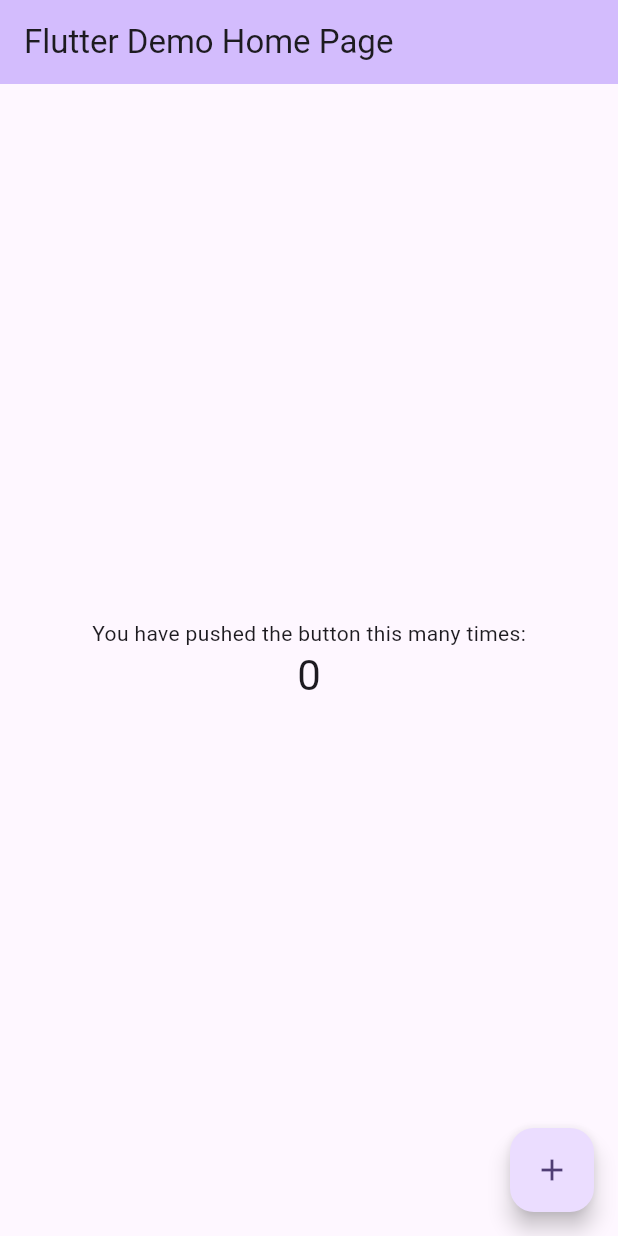
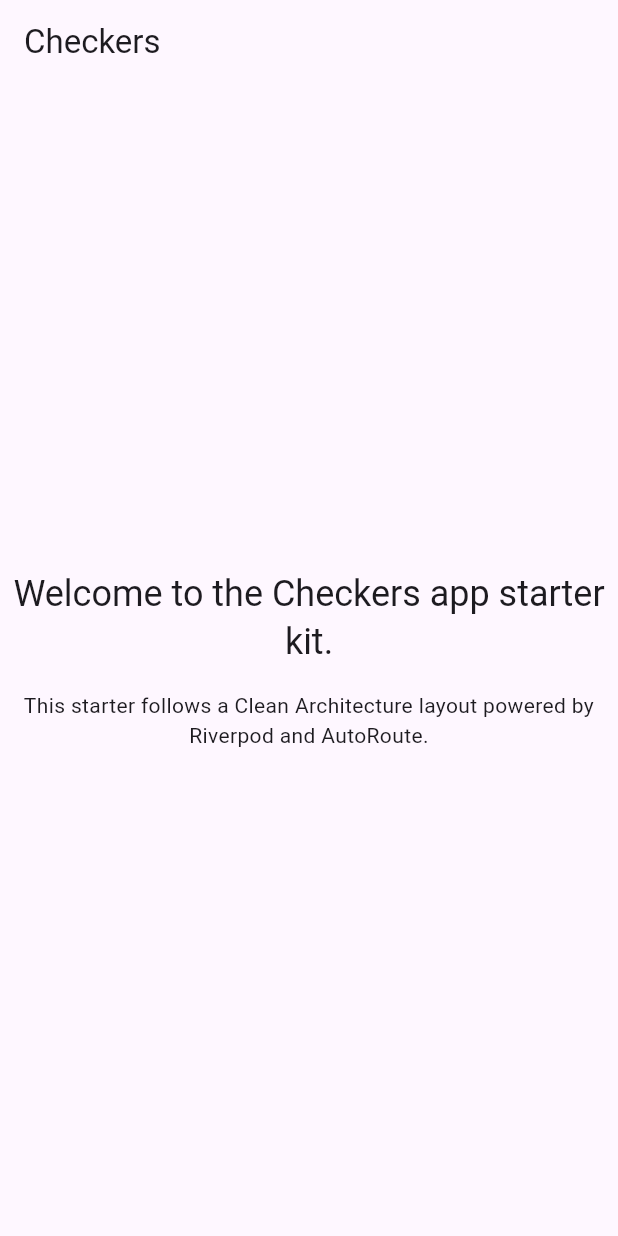
Before and after one commit to FefoL0dz/checkers, a Flutter app: the screen it shows after launch, on a phone screen of 412 x 824 dp. Run offline on Flutter 3.47's test engine with Material 3 defaults, Android fonts, the phone set to English and light mode, and no system bars; our stand-ins replace auto_route, flutter_riverpod.

Commit message:
Initialize clean architecture Flutter scaffold

```diff
--- a/lib/ai/ai_player.dart
+++ /dev/null
@@ -1,4 +0,0 @@
-/// Auto-generated stub
-class AiPlayer {
-  AiPlayer();
-}
--- /dev/null
+++ b/lib/app/app.dart
@@ -0,0 +1,22 @@
+import 'package:flutter/material.dart';
+import 'package:flutter_riverpod/flutter_riverpod.dart';
+
+import '../core/theme/app_theme.dart';
+import 'router/app_router.dart';
+
+final appRouterProvider = Provider<AppRouter>((ref) => AppRouter());
+
+class CheckersApp extends ConsumerWidget {
+  const CheckersApp({super.key});
+
+  @override
+  Widget build(BuildContext context, WidgetRef ref) {
+    final appRouter = ref.watch(appRouterProvider);
+
+    return MaterialApp.router(
+      title: 'Checkers',
+      theme: AppTheme.light,
+      routerConfig: appRouter.config(),
+    );
+  }
+}
--- /dev/null
+++ b/lib/app/router/app_router.dart
@@ -0,0 +1,13 @@
+import 'package:auto_route/auto_route.dart';
+
+import '../../features/home/presentation/pages/home_page.dart';
+
+part 'app_router.gr.dart';
+
+@AutoRouterConfig(replaceInRouteName: 'Page,Route')
+class AppRouter extends _$AppRouter {
+  @override
+  final List<AutoRoute> routes = [
+    AutoRoute(page: HomeRoute.page, path: '/'),
+  ];
+}
--- /dev/null
+++ b/lib/core/theme/app_theme.dart
@@ -0,0 +1,10 @@
+import 'package:flutter/material.dart';
+
+class AppTheme {
+  const AppTheme._();
+
+  static ThemeData get light => ThemeData(
+        colorScheme: ColorScheme.fromSeed(seedColor: Colors.deepPurple),
+        useMaterial3: true,
+      );
+}
--- /dev/null
+++ b/lib/features/home/application/providers/welcome_message_provider.dart
@@ -0,0 +1,12 @@
+import 'package:flutter_riverpod/flutter_riverpod.dart';
+
+import '../../domain/entities/welcome_message.dart';
+import '../../domain/usecases/get_welcome_message.dart';
+
+final getWelcomeMessageProvider = Provider<GetWelcomeMessage>(
+  (ref) => const GetWelcomeMessage(),
+);
+
+final welcomeMessageProvider = Provider<WelcomeMessage>(
+  (ref) => ref.watch(getWelcomeMessageProvider)(),
+);
--- /dev/null
+++ b/lib/features/home/domain/entities/welcome_message.dart
@@ -0,0 +1,5 @@
+class WelcomeMessage {
+  const WelcomeMessage(this.value);
+
+  final String value;
+}
--- /dev/null
+++ b/lib/features/home/domain/usecases/get_welcome_message.dart
@@ -0,0 +1,9 @@
+import '../entities/welcome_message.dart';
+
+class GetWelcomeMessage {
+  const GetWelcomeMessage();
+
+  WelcomeMessage call() {
+    return const WelcomeMessage('Welcome to the Checkers app starter kit.');
+  }
+}
--- /dev/null
+++ b/lib/features/home/presentation/pages/home_page.dart
@@ -0,0 +1,39 @@
+import 'package:auto_route/auto_route.dart';
+import 'package:flutter/material.dart';
+import 'package:flutter_riverpod/flutter_riverpod.dart';
+
+import '../../application/providers/welcome_message_provider.dart';
+
+@RoutePage()
+class HomePage extends ConsumerWidget {
+  const HomePage({super.key});
+
+  @override
+  Widget build(BuildContext context, WidgetRef ref) {
+    final welcomeMessage = ref.watch(welcomeMessageProvider);
+
+    return Scaffold(
+      appBar: AppBar(
+        title: const Text('Checkers'),
+      ),
+      body: Center(
+        child: Column(
+          mainAxisSize: MainAxisSize.min,
+          children: [
+            Text(
+              welcomeMessage.value,
+              style: Theme.of(context).textTheme.headlineSmall,
+              textAlign: TextAlign.center,
+            ),
+            const SizedBox(height: 16),
+            Text(
+              'This starter follows a Clean Architecture layout powered by Riverpod and AutoRoute.',
+              style: Theme.of(context).textTheme.bodyMedium,
+              textAlign: TextAlign.center,
+            ),
+          ],
+        ),
+      ),
+    );
+  }
+}
--- a/lib/game/checkers_game.dart
+++ /dev/null
@@ -1,4 +0,0 @@
-/// Auto-generated stub
-class CheckersGame {
-  CheckersGame();
-}
--- a/lib/main.dart
+++ b/lib/main.dart
@@ -1,122 +1,12 @@
-import 'package:flutter/material.dart';
+import 'package:flutter/widgets.dart';
+import 'package:flutter_riverpod/flutter_riverpod.dart';
+
+import 'app/app.dart';
 
 void main() {
-  runApp(const MyApp());
+  runApp(
+    const ProviderScope(
+      child: CheckersApp(),
+    ),
+  );
 }
-
-class MyApp extends StatelessWidget {
-  const MyApp({super.key});
-
-  // This widget is the root of your application.
-  @override
-  Widget build(BuildContext context) {
-    return MaterialApp(
-      title: 'Flutter Demo',
-      theme: ThemeData(
-        // This is the theme of your application.
-        //
-        // TRY THIS: Try running your application with "flutter run". You'll see
-        // the application has a purple toolbar. Then, without quitting the app,
-        // try changing the seedColor in the colorScheme below to Colors.green
-        // and then invoke "hot reload" (save your changes or press the "hot
-        // reload" button in a Flutter-supported IDE, or press "r" if you used
-        // the command line to start the app).
-        //
-        // Notice that the counter didn't reset back to zero; the application
-        // state is not lost during the reload. To reset the state, use hot
-        // restart instead.
-        //
-        // This works for code too, not just values: Most code changes can be
-        // tested with just a hot reload.
-        colorScheme: ColorScheme.fromSeed(seedColor: Colors.deepPurple),
-      ),
-      home: const MyHomePage(title: 'Flutter Demo Home Page'),
-    );
-  }
-}
-
-class MyHomePage extends StatefulWidget {
-  const MyHomePage({super.key, required this.title});
-
-  // This widget is the home page of your application. It is stateful, meaning
-  // that it has a State object (defined below) that contains fields that affect
-  // how it looks.
-
-  // This class is the configuration for the state. It holds the values (in this
-  // case the title) provided by the parent (in this case the App widget) and
-  // used by the build method of the State. Fields in a Widget subclass are
-  // always marked "final".
-
-  final String title;
-
-  @override
-  State<MyHomePage> createState() => _MyHomePageState();
-}
-
-class _MyHomePageState extends State<MyHomePage> {
-  int _counter = 0;
-
-  void _incrementCounter() {
-    setState(() {
-      // This call to setState tells the Flutter framework that something has
-      // changed in this State, which causes it to rerun the build method below
-      // so that the display can reflect the updated values. If we changed
-      // _counter without calling setState(), then the build method would not be
-      // called again, and so nothing would appear to happen.
-      _counter++;
-    });
-  }
-
-  @override
-  Widget build(BuildContext context) {
-    // This method is rerun every time setState is called, for instance as done
-    // by the _incrementCounter method above.
-    //
-    // The Flutter framework has been optimized to make rerunning build methods
-    // fast, so that you can just rebuild anything that needs updating rather
-    // than having to individually change instances of widgets.
-    return Scaffold(
-      appBar: AppBar(
-        // TRY THIS: Try changing the color here to a specific color (to
-        // Colors.amber, perhaps?) and trigger a hot reload to see the AppBar
-        // change color while the other colors stay the same.
-        backgroundColor: Theme.of(context).colorScheme.inversePrimary,
-        // Here we take the value from the MyHomePage object that was created by
-        // the App.build method, and use it to set our appbar title.
-        title: Text(widget.title),
-      ),
-      body: Center(
-        // Center is a layout widget. It takes a single child and positions it
-        // in the middle of the parent.
-        child: Column(
-          // Column is also a layout widget. It takes a list of children and
-          // arranges them vertically. By default, it sizes itself to fit its
-          // children horizontally, and tries to be as tall as its parent.
-          //
-          // Column has various properties to control how it sizes itself and
-          // how it positions its children. Here we use mainAxisAlignment to
-          // center the children vertically; the main axis here is the vertical
-          // axis because Columns are vertical (the cross axis would be
-          // horizontal).
-          //
-          // TRY THIS: Invoke "debug painting" (choose the "Toggle Debug Paint"
-          // action in the IDE, or press "p" in the console), to see the
-          // wireframe for each widget.
-          mainAxisAlignment: MainAxisAlignment.center,
-          children: <Widget>[
-            const Text('You have pushed the button this many times:'),
-            Text(
-              '$_counter',
-              style: Theme.of(context).textTheme.headlineMedium,
-            ),
-          ],
-        ),
-      ),
-      floatingActionButton: FloatingActionButton(
-        onPressed: _incrementCounter,
-        tooltip: 'Increment',
-        child: const Icon(Icons.add),
-      ), // This trailing comma makes auto-formatting nicer for build methods.
-    );
-  }
-}
--- a/lib/models/move.dart
+++ /dev/null
@@ -1,4 +0,0 @@
-/// Auto-generated stub
-class Move {
-  Move();
-}
--- a/lib/models/piece.dart
+++ /dev/null
@@ -1,4 +0,0 @@
-/// Auto-generated stub
-class Piece {
-  Piece();
-}
--- a/lib/utils/board_utils.dart
+++ /dev/null
@@ -1,4 +0,0 @@
-/// Auto-generated stub
-class BoardUtils {
-  BoardUtils();
-}
--- a/pubspec.yaml
+++ b/pubspec.yaml
@@ -34,6 +34,8 @@
   # The following adds the Cupertino Icons font to your application.
   # Use with the CupertinoIcons class for iOS style icons.
   cupertino_icons: ^1.0.8
+  flutter_riverpod: ^2.5.1
+  auto_route: ^7.8.4
 
 dev_dependencies:
   flutter_test:
@@ -43,6 +45,8 @@
     git:
       url: https://github.com/FefoL0dz/project_tree_cli.git
       ref: main
+  build_runner: ^2.4.12
+  auto_route_generator: ^7.8.4
     # The "flutter_lints" package below contains a set of recommended lints to
   # encourage good coding practices. The lint set provided by the package is
   # activated in the `analysis_options.yaml` file located at the root of your
```
Also changed, not shown: lib/app/router/app_router.gr.dart (added), 1 other file.
